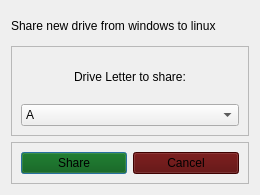
Above: app-linux/src/cassowary/gui/qtui_files/newshare.ui from casualsnek/cassowary before the change. Below: the same form after it.
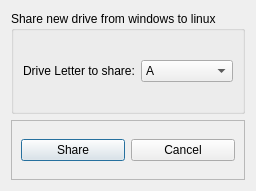
That is the form after the change.

Patch:
```diff
--- a/app-linux/src/cassowary/gui/qtui_files/newshare.ui
+++ b/app-linux/src/cassowary/gui/qtui_files/newshare.ui
@@ -6,8 +6,8 @@
    <rect>
     <x>0</x>
     <y>0</y>
-    <width>260</width>
-    <height>195</height>
+    <width>243</width>
+    <height>191</height>
    </rect>
   </property>
   <property name="windowTitle">
@@ -15,35 +15,19 @@
   </property>
   <layout class="QVBoxLayout" name="verticalLayout">
    <item>
-    <widget class="QLabel" name="label">
-     <property name="maximumSize">
-      <size>
-       <width>16777215</width>
-       <height>30</height>
-      </size>
-     </property>
-     <property name="text">
+    <widget class="QGroupBox" name="groupBox">
+     <property name="title">
       <string>Share new drive from windows to linux</string>
      </property>
-    </widget>
-   </item>
-   <item>
-    <widget class="QFrame" name="frame">
-     <property name="minimumSize">
-      <size>
-       <width>0</width>
-       <height>90</height>
-      </size>
-     </property>
-     <property name="frameShape">
-      <enum>QFrame::StyledPanel</enum>
-     </property>
-     <property name="frameShadow">
-      <enum>QFrame::Raised</enum>
-     </property>
-     <layout class="QVBoxLayout" name="verticalLayout_2">
+     <layout class="QHBoxLayout" name="horizontalLayout_2">
       <item>
        <widget class="QLabel" name="lb_info">
+        <property name="maximumSize">
+         <size>
+          <width>147</width>
+          <height>16777215</height>
+         </size>
+        </property>
         <property name="text">
          <string>Drive Letter to share:</string>
         </property>
@@ -202,7 +186,7 @@
       <item>
        <widget class="QPushButton" name="btn_createshare">
         <property name="styleSheet">
-         <string notr="true">background-color: rgb(0, 85, 0);</string>
+         <string notr="true"/>
         </property>
         <property name="text">
          <string>Share</string>
@@ -212,7 +196,7 @@
       <item>
        <widget class="QPushButton" name="btn_cancel">
         <property name="styleSheet">
-         <string notr="true">background-color: rgb(85, 0, 0);</string>
+         <string notr="true"/>
         </property>
         <property name="text">
          <string>Cancel</string>
```
